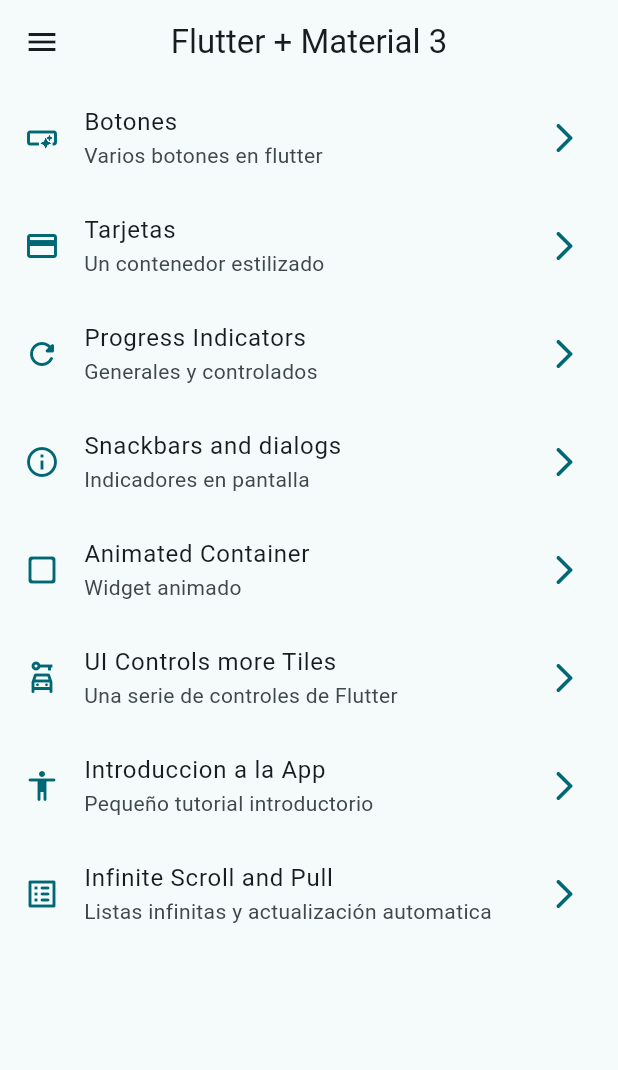
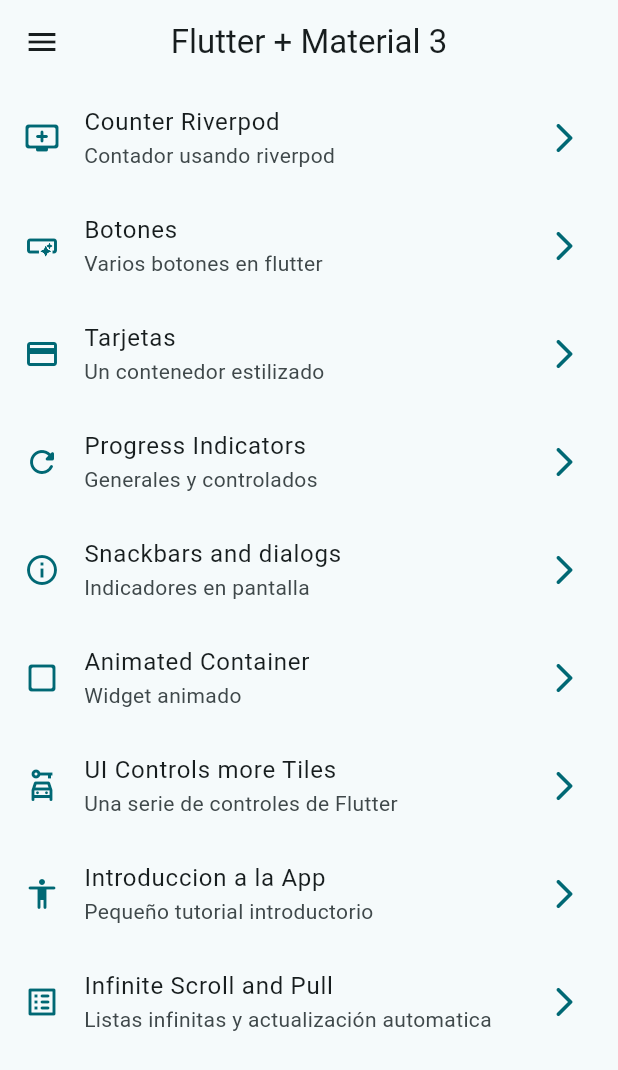
Before and after one commit to legallyfree/widgets_flutter, a Flutter app: the screen it shows after launch, on a phone screen of 412 x 824 dp. Shown: the top 1070 px of the screen. Run offline on Flutter 3.47's test engine with Material 3 defaults, Android fonts, the phone set to English and light mode, and no system bars; our stand-ins replace animate_do, go_router.

Commit message:
v158 se preparó la pantalla para riverpod

```diff
--- a/lib/config/menu/menu_items.dart
+++ b/lib/config/menu/menu_items.dart
@@ -16,6 +16,12 @@ class MenuItem {
 }
 
 const appMenuItems = <MenuItem>[
+  MenuItem(
+    title: "Counter Riverpod",
+    subTitle: "Contador usando riverpod",
+    link: "/counter",
+    icon: Icons.add_to_queue_rounded,
+  ),
   MenuItem(
     title: "Botones",
     subTitle: "Varios botones en flutter",
--- a/lib/config/router/app_router.dart
+++ b/lib/config/router/app_router.dart
@@ -49,5 +49,10 @@ final appRouter = GoRouter(
       name: InfiniteScrollScreen.name,
       builder: (context, state) => const InfiniteScrollScreen(),
     ),
+    GoRoute(
+      path: '/counter',
+      name: CounterScreen.name,
+      builder: (context, state) => const CounterScreen(),
+    ),
   ],
 );
--- a/lib/presentation/screens/screens.dart
+++ b/lib/presentation/screens/screens.dart
@@ -7,3 +7,4 @@ export 'package:d_using_widgets_git/presentation/screens/infinite_scroll/infinit
 export 'package:d_using_widgets_git/presentation/screens/progress/progress_screen.dart';
 export 'package:d_using_widgets_git/presentation/screens/snackbar/snackbar_screen.dart';
 export 'package:d_using_widgets_git/presentation/screens/ui_controls/ui_controls_screen.dart';
+export "package:d_using_widgets_git/presentation/screens/counter/counter_screen.dart";
```
Also changed, not shown: lib/presentation/screens/counter/counter_screen.dart (added, +23 -0 lines).
